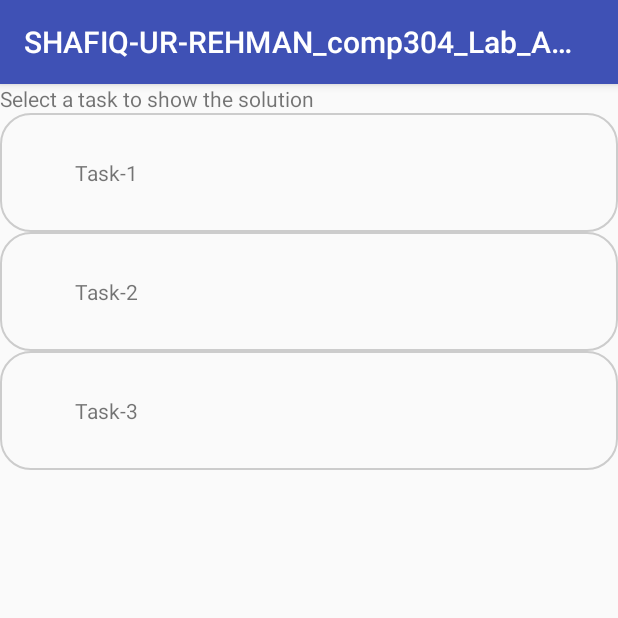
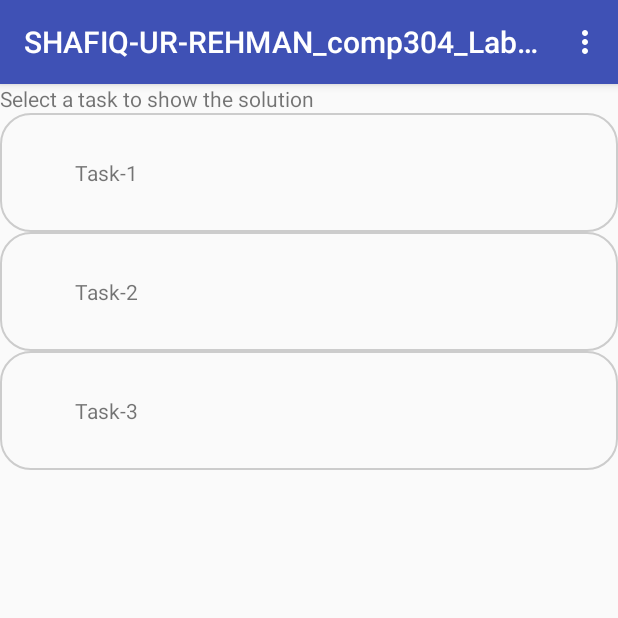
Before and after one commit to 300621334/Android_assign_3, an Android app: the screen it shows after launch (MainActivity), on a phone screen of 412 x 824 dp, the top half of it. Run offline under Robolectric (Android 15) with nearby library versions, the phone set to English and light mode, and no system bars.

Commit message:
menu to startActivity

```diff
--- a/app/src/main/java/shafiq/shafiq_ur_rehman_comp304_lab_assign3/MainActivity.java
+++ b/app/src/main/java/shafiq/shafiq_ur_rehman_comp304_lab_assign3/MainActivity.java
@@ -3,6 +3,8 @@ package shafiq.shafiq_ur_rehman_comp304_lab_assign3;
 import android.content.Intent;
 import android.support.v7.app.AppCompatActivity;
 import android.os.Bundle;
+import android.view.Menu;
+import android.view.MenuItem;
 import android.view.View;
 
 public class MainActivity extends AppCompatActivity {
@@ -13,6 +15,27 @@ public class MainActivity extends AppCompatActivity {
         setContentView(R.layout.activity_main);
     }
 
+    @Override
+    public boolean onCreateOptionsMenu(Menu menu) {
+         getMenuInflater().inflate(R.menu.tasksmenu, menu);//"menu" to inflate into
+
+        //instead of onOptionsItemSelected() to handle click on menu items, use Intent
+         menu.findItem(R.id.task1).setIntent(new Intent(this, Task1.class));
+         menu.findItem(R.id.task2).setIntent(new Intent(this, Task2.class));
+         menu.findItem(R.id.task3).setIntent(new Intent(this, Task3.class));
+
+        super.onCreateOptionsMenu(menu);//is it optional?
+        return true;
+    }
+
+    @Override
+    public boolean onOptionsItemSelected(MenuItem item) {
+        startActivity( item.getIntent() );
+        //return super.onOptionsItemSelected(item);
+        super.onOptionsItemSelected(item);
+        return  true;
+    }
+
     //Task-1, 2 or 3 clicked
     public void btnClk_SelectTask(View view) {
 
--- /dev/null
+++ b/app/src/main/res/menu/tasksmenu.xml
@@ -0,0 +1,6 @@
+<?xml version="1.0" encoding="utf-8"?>
+<menu xmlns:android="http://schemas.android.com/apk/res/android">
+    <item android:id="@+id/task1" android:title="Task1" android:orderInCategory="1" />
+    <item android:id="@+id/task2" android:title="Task2" android:orderInCategory="2" />
+    <item android:id="@+id/task3" android:title="Task3" android:orderInCategory="3" />
+</menu>
```
